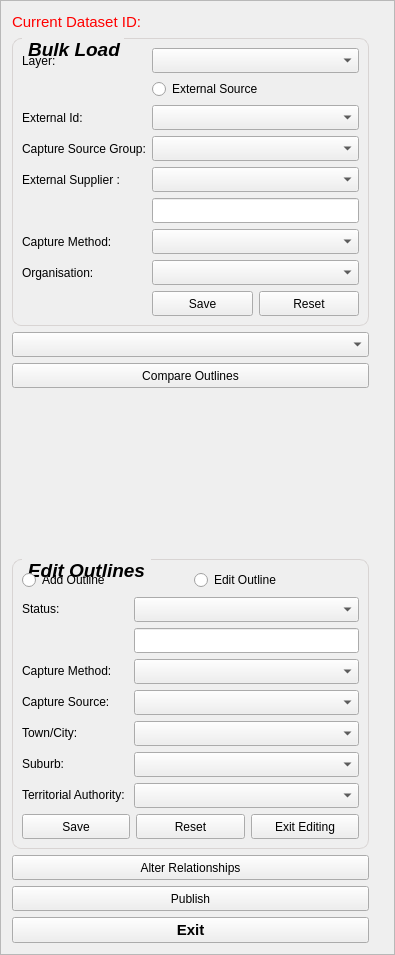
Old version of the form buildings/gui/bulk_load.ui in the repository linz/nz-buildings.
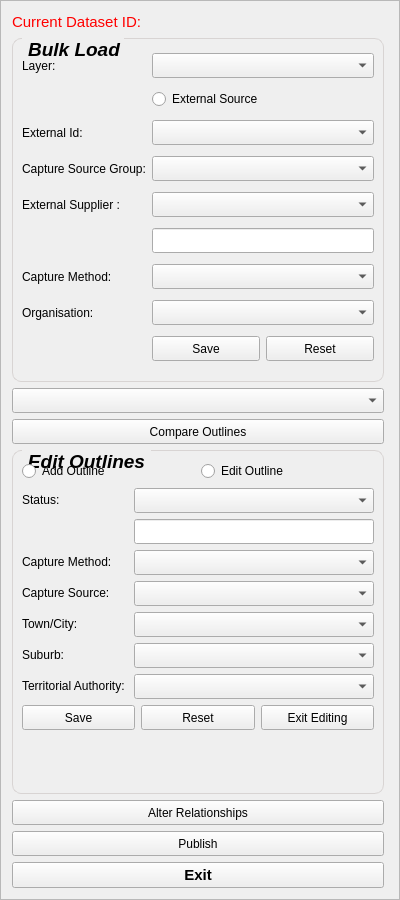
New version of the form. Custom widgets are drawn as their Qt base class.

Commit message: Adjust bulk_load ui width

Patch:
```diff
--- a/buildings/gui/bulk_load.ui
+++ b/buildings/gui/bulk_load.ui
@@ -6,14 +6,26 @@
    <rect>
     <x>0</x>
     <y>0</y>
-    <width>395</width>
-    <height>955</height>
+    <width>400</width>
+    <height>900</height>
    </rect>
   </property>
+  <property name="sizePolicy">
+   <sizepolicy hsizetype="Preferred" vsizetype="MinimumExpanding">
+    <horstretch>0</horstretch>
+    <verstretch>0</verstretch>
+   </sizepolicy>
+  </property>
+  <property name="minimumSize">
+   <size>
+    <width>400</width>
+    <height>0</height>
+   </size>
+  </property>
   <property name="maximumSize">
    <size>
-    <width>525</width>
-    <height>955</height>
+    <width>400</width>
+    <height>1100</height>
    </size>
   </property>
   <property name="windowTitle">
@@ -35,20 +47,20 @@
    <item>
     <widget class="QScrollArea" name="scrollArea">
      <property name="sizePolicy">
-      <sizepolicy hsizetype="Fixed" vsizetype="Expanding">
+      <sizepolicy hsizetype="MinimumExpanding" vsizetype="MinimumExpanding">
        <horstretch>0</horstretch>
        <verstretch>0</verstretch>
       </sizepolicy>
      </property>
      <property name="minimumSize">
       <size>
-       <width>375</width>
+       <width>0</width>
        <height>0</height>
       </size>
      </property>
      <property name="maximumSize">
       <size>
-       <width>375</width>
+       <width>390</width>
        <height>16777215</height>
       </size>
      </property>
@@ -66,13 +78,19 @@
        <rect>
         <x>0</x>
         <y>0</y>
-        <width>377</width>
-        <height>949</height>
+        <width>390</width>
+        <height>894</height>
        </rect>
       </property>
+      <property name="sizePolicy">
+       <sizepolicy hsizetype="MinimumExpanding" vsizetype="MinimumExpanding">
+        <horstretch>0</horstretch>
+        <verstretch>0</verstretch>
+       </sizepolicy>
+      </property>
       <property name="maximumSize">
        <size>
-        <width>400</width>
+        <width>390</width>
         <height>16777215</height>
        </size>
       </property>
@@ -116,6 +134,12 @@
        </item>
        <item>
         <widget class="QGroupBox" name="grpb_bulk_load">
+         <property name="sizePolicy">
+          <sizepolicy hsizetype="MinimumExpanding" vsizetype="MinimumExpanding">
+           <horstretch>0</horstretch>
+           <verstretch>0</verstretch>
+          </sizepolicy>
+         </property>
          <property name="font">
           <font>
            <pointsize>14</pointsize>
@@ -281,6 +305,12 @@
           </item>
           <item row="3" column="1">
            <widget class="QComboBox" name="cmb_capture_src_grp">
+            <property name="sizePolicy">
+             <sizepolicy hsizetype="Preferred" vsizetype="Fixed">
+              <horstretch>0</horstretch>
+              <verstretch>0</verstretch>
+             </sizepolicy>
+            </property>
             <property name="minimumSize">
              <size>
               <width>0</width>
@@ -376,7 +406,7 @@
          </property>
          <property name="maximumSize">
           <size>
-           <width>450</width>
+           <width>400</width>
            <height>16777215</height>
           </size>
          </property>
@@ -398,7 +428,7 @@
          </property>
          <property name="maximumSize">
           <size>
-           <width>450</width>
+           <width>400</width>
            <height>16777215</height>
           </size>
          </property>
@@ -410,21 +440,14 @@
          </property>
         </widget>
        </item>
-       <item>
-        <spacer name="verticalSpacer">
-         <property name="orientation">
-          <enum>Qt::Vertical</enum>
-         </property>
-         <property name="sizeHint" stdset="0">
-          <size>
-           <width>20</width>
-           <height>40</height>
-          </size>
-         </property>
-        </spacer>
-       </item>
        <item>
         <widget class="QGroupBox" name="grpb_edits">
+         <property name="sizePolicy">
+          <sizepolicy hsizetype="MinimumExpanding" vsizetype="MinimumExpanding">
+           <horstretch>0</horstretch>
+           <verstretch>0</verstretch>
+          </sizepolicy>
+         </property>
          <property name="maximumSize">
           <size>
            <width>16777215</width>
@@ -802,7 +825,7 @@
          </property>
          <property name="maximumSize">
           <size>
-           <width>450</width>
+           <width>400</width>
            <height>16777215</height>
           </size>
          </property>
@@ -830,7 +853,7 @@
          </property>
          <property name="maximumSize">
           <size>
-           <width>450</width>
+           <width>400</width>
            <height>16777215</height>
           </size>
          </property>
```
The commit also changes 1 other file.
